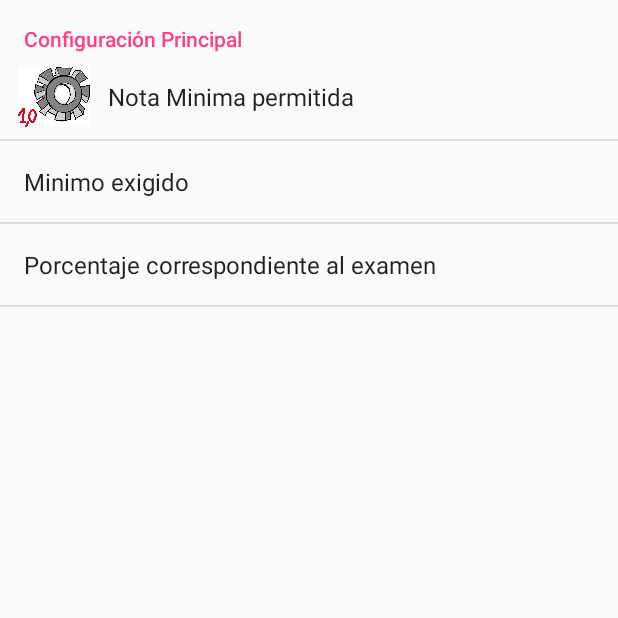
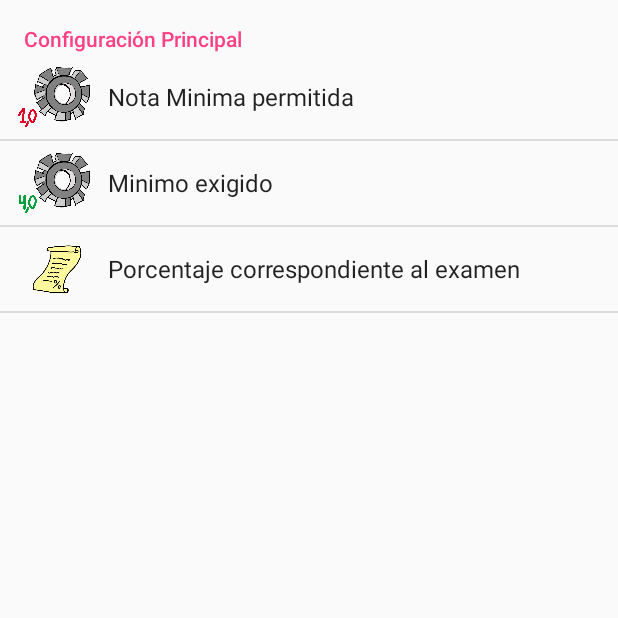
Before and after one commit to claudioFuentes36/MiPromedio, an Android app: the Configuracion screen opened directly, with no data from a screen before it, on a phone screen of 412 x 824 dp, the top half of it. Run offline under Robolectric (Android 15) with nearby library versions, the phone set to English and light mode, and no system bars.

Commit message:
Se agregan imagenes pendientes y se asignan a preferencias

```diff
--- a/app/src/main/res/xml/preferencias.xml
+++ b/app/src/main/res/xml/preferencias.xml
@@ -6,14 +6,17 @@
 
         <EditTextPreference
             android:defaultValue="1"
-            android:icon="@drawable/minima"
+            android:icon="@drawable/tuercaop1"
             android:inputType="numberDecimal"
             android:key="prefNotaMinima"
             android:selectAllOnFocus="true"
             android:singleLine="true"
             android:title="Nota Minima permitida" />
+
+
         <EditTextPreference
             android:defaultValue="4"
+            android:icon="@drawable/tuercaop4"
             android:key="prefNotaMedia"
             android:selectAllOnFocus="true"
             android:singleLine="true"
@@ -21,6 +24,7 @@
             android:inputType="numberDecimal"/>
         <EditTextPreference
             android:defaultValue="40"
+            android:icon="@drawable/hoja"
             android:inputType="numberDecimal"
             android:key="prefPorcExam"
             android:selectAllOnFocus="true"
```
Also changed, not shown: app/src/main/res/drawable/hoja.png (added), app/src/main/res/drawable/monogarabato.png (added), app/src/main/res/drawable/monomartillo.png (added), app/src/main/res/drawable/monoregla.png (added), app/src/main/res/drawable/tuercaop1.png (added), app/src/main/res/drawable/tuercaop4.png (added), app/src/main/res/drawable/tuercaop70.png (added).
